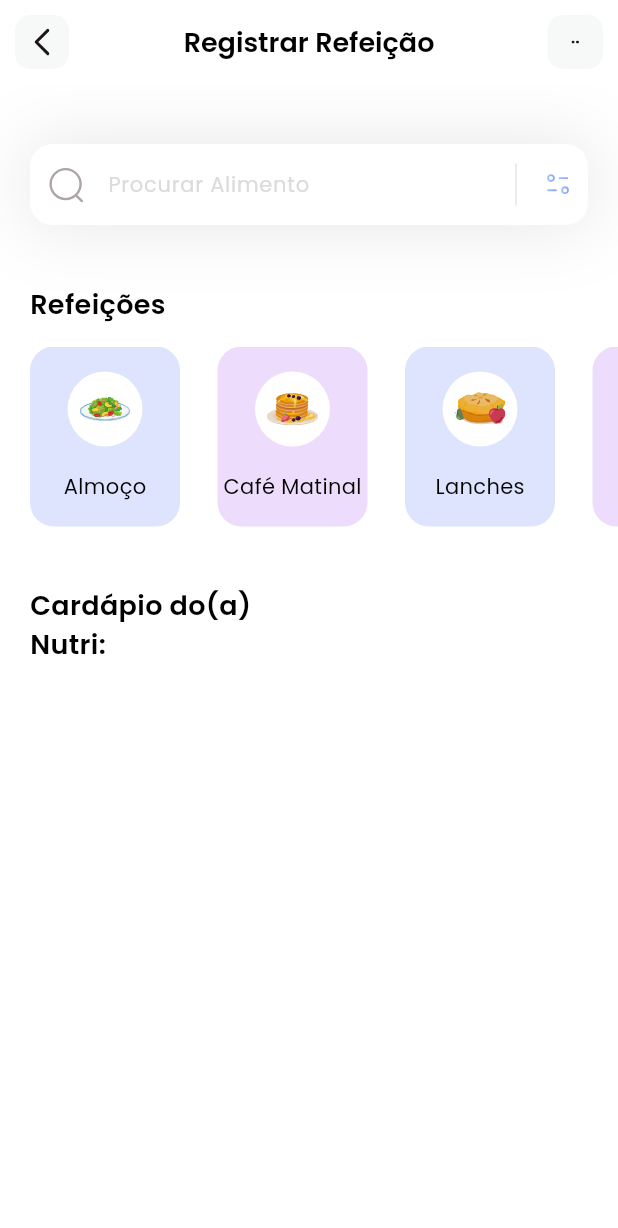
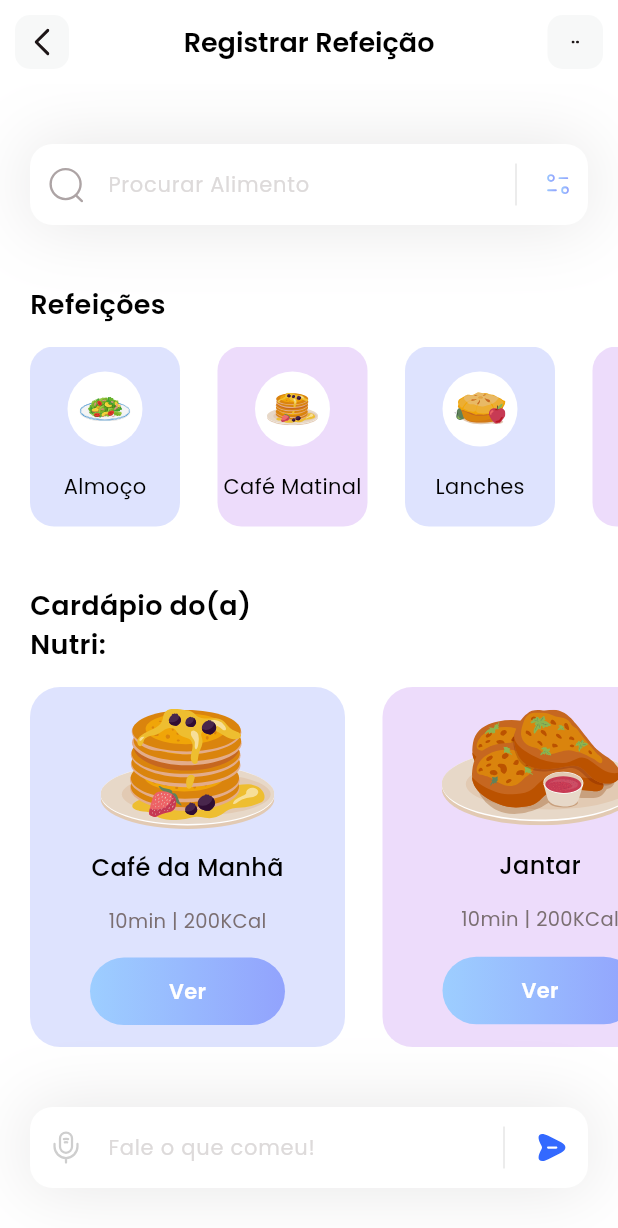
Before and after one commit to LeonardoScatolin/Grupo_16_Alimenta_AI, a Flutter app: the screen it shows after launch, on a phone screen of 412 x 824 dp. Shown: the top 1228 px of the screen. Run offline on Flutter 3.47's test engine with Material 3 defaults, Android fonts, the phone set to English and light mode, and no system bars; our stand-ins replace flutter_svg.

Commit message:
Adicionando o botão de audio e finalizando as principais caracteristicas visuais da tela de registro de Alimentos

```diff
--- a/alimenta_ai/lib/models/ver_dietanutri.dart
+++ b/alimenta_ai/lib/models/ver_dietanutri.dart
@@ -1,45 +1,55 @@
+import 'package:flutter/material.dart';
+
 class ModeloDieta {
   String name;
   String iconPath;
   String duracao;
   String calorias;
   bool viewIsSelected;
+  Color boxColor;
+
 
   ModeloDieta(
       {required this.name,
       required this.iconPath,
       required this.duracao,
       required this.calorias,
-      required this.viewIsSelected});
+      required this.viewIsSelected,
+      required this.boxColor
+      });
 
-  get boxColor => null;
+
 
   static List<ModeloDieta> getDietas() {
     List<ModeloDieta> dietas = [];
 
     dietas.add(ModeloDieta(
         name: 'Café da Manhã',
-        iconPath: 'assets/icons/pancakes.svg',
+        iconPath: 'assets/icons/pancakesGrande.svg',
         duracao: '10min',
         calorias: '200KCal',
-        viewIsSelected: true));
+        viewIsSelected: true,
+        boxColor: Color(0xff92A3FD)
+        ));
 
-    dietas.add(
-      ModeloDieta(
-          name: 'Jantar',
-          iconPath: 'assets/icons/janta.svg',
-          duracao: '10min',
-          calorias: '200KCal',
-          viewIsSelected: false));
+    dietas.add(ModeloDieta(
+        name: 'Jantar',
+        iconPath: 'assets/icons/jantaGrande.svg',
+        duracao: '10min',
+        calorias: '200KCal',
+        viewIsSelected: false,
+        boxColor: Color(0xffC58BF2)
+        ));
 
     dietas.add(ModeloDieta(
         name: 'Almoço',
-        iconPath: 'assets/icons/plate.svg',
+        iconPath: 'assets/icons/plateGrande.svg',
         duracao: '10min',
         calorias: '200KCal',
-        viewIsSelected: false));
+        viewIsSelected: false,
+        boxColor: Color(0xff92A3FD)
+        ));
 
-
-  return dietas;
+    return dietas;
   }
 }
--- a/alimenta_ai/lib/pages/home.dart
+++ b/alimenta_ai/lib/pages/home.dart
@@ -1,12 +1,11 @@
 import 'package:alimenta_ai/models/modelo_categoria.dart';
 import 'package:alimenta_ai/models/ver_dietanutri.dart';
-import 'package:flutter/foundation.dart';
 import 'package:flutter/material.dart';
 import 'package:flutter_svg/flutter_svg.dart';
 import 'package:flutter_svg/svg.dart';
 
 class HomePage extends StatefulWidget {
-  HomePage({super.key});
+  const HomePage({super.key});
 
   @override
   State<HomePage> createState() => _HomePageState();
@@ -16,6 +15,26 @@ class _HomePageState extends State<HomePage> {
   List<ModeloCategoria> categorias = [];
   List<ModeloDieta> dietas = [];
 
+  // Variável para controlar o estado de animação do botão de microfone
+  bool isRecording = false;
+  // Controlador de animação para o botão de microfone
+  double micButtonOffset = 0;
+  // FocusNode para controlar o foco do TextField
+  late FocusNode textFieldFocus;
+
+  @override
+  void initState() {
+    super.initState();
+    textFieldFocus = FocusNode();
+    getInitialInfo();
+  }
+
+  @override
+  void dispose() {
+    textFieldFocus.dispose();
+    super.dispose();
+  }
+
   void getInitialInfo() {
     categorias = ModeloCategoria.getCategorias();
     dietas = ModeloDieta.getDietas();
@@ -23,7 +42,6 @@ class _HomePageState extends State<HomePage> {
 
   @override
   Widget build(BuildContext context) {
-    getInitialInfo();
     return Scaffold(
       appBar: appbar(),
       backgroundColor: Colors.white,
@@ -38,7 +56,102 @@ class _HomePageState extends State<HomePage> {
           SizedBox(
             height: 40,
           ),
-          Column(
+          dietasNutri(),
+          searchIAField()
+        ],
+      ),
+    );
+  }
+
+  Container searchIAField() {
+    return Container(
+      margin: EdgeInsets.only(top: 40, left: 20, right: 20),
+      decoration: BoxDecoration(boxShadow: [
+        BoxShadow(
+            // ignore: deprecated_member_use
+            color: Color(0xff1D1617).withOpacity(0.11),
+            blurRadius: 40,
+            spreadRadius: 0.0)
+      ]),
+      child: TextField(
+        focusNode: textFieldFocus,
+        enabled: !isRecording, // Desabilita o TextField durante a gravação
+        decoration: InputDecoration(
+            filled: true,
+            fillColor: Colors.white,
+            contentPadding: EdgeInsets.all(15),
+            hintText: 'Fale o que comeu!',
+            hintStyle: TextStyle(color: Color(0xffDDDADA), fontSize: 14),
+            prefixIcon: Padding(
+              padding: const EdgeInsets.all(12),
+              child: Container(
+                child: Listener(
+                  onPointerDown: (event) {
+                    setState(() {
+                      if (textFieldFocus.hasFocus) {
+                        textFieldFocus.unfocus();
+                      }
+                      micButtonOffset = -10;
+                      isRecording = true;
+                      // Aqui pode adicionar código para iniciar a gravação
+                    });
+                  },
+                  onPointerUp: (event) {
+                    setState(() {
+                      micButtonOffset = 0; // Volta à posição original
+                      isRecording = false;
+                      // Aqui pode adicionar código para parar a gravação
+                    });
+                  },
+                  onPointerCancel: (event) {
+                    setState(() {
+                      micButtonOffset = 0;
+                      isRecording = false;
+                      // Aqui pode adicionar código para cancelar a gravação
+                    });
+                  },
+                  child: AnimatedContainer(
+                    duration: Duration(milliseconds: 150),
+                    transform: Matrix4.translationValues(0, micButtonOffset, 0),
+                    child: SvgPicture.asset(
+                      'assets/icons/mic.svg',
+                      color: isRecording
+                          ? Color(0xff92A3FD)
+                          : null, // Mudar cor quando estiver gravando
+                    ),
+                  ),
+                ),
+              ),
+            ),
+            suffixIcon: SizedBox(
+              width: 100,
+              child: IntrinsicHeight(
+                child: Row(
+                  mainAxisAlignment: MainAxisAlignment.end,
+                  children: [
+                    VerticalDivider(
+                      color: Colors.black,
+                      indent: 10,
+                      endIndent: 10,
+                      thickness: 0.1,
+                    ),
+                    Padding(
+                      padding: const EdgeInsets.all(12),
+                      child: SvgPicture.asset('assets/icons/enviar.svg'),
+                    ),
+                  ],
+                ),
+              ),
+            ),
+            border: OutlineInputBorder(
+                borderRadius: BorderRadius.circular(15),
+                borderSide: BorderSide.none)),
+      ),
+    );
+  }
+
+  Column dietasNutri() {
+    return Column(
       crossAxisAlignment: CrossAxisAlignment.start,
       children: [
         Padding(
@@ -46,23 +159,59 @@ class _HomePageState extends State<HomePage> {
           child: Text(
             'Cardápio do(a)\nNutri:',
             style: TextStyle(
-                      color: Colors.black,
-                      fontSize: 18,
-                      fontWeight: FontWeight.w600),
+                color: Colors.black, fontSize: 18, fontWeight: FontWeight.w600),
           ),
         ),
         SizedBox(
           height: 15,
         ),
-              Container(
+        SizedBox(
           height: 240,
           child: ListView.separated(
             itemBuilder: (context, index) {
               return Container(
                 width: 210,
                 decoration: BoxDecoration(
-                        color: dietas[index].boxColor,
-                        borderRadius: BorderRadius.circular(20)
+                    // ignore: deprecated_member_use
+                    color: dietas[index].boxColor.withOpacity(0.3),
+                    borderRadius: BorderRadius.circular(20)),
+                child: Column(
+                  mainAxisAlignment: MainAxisAlignment.spaceEvenly,
+                  children: [
+                    SvgPicture.asset(dietas[index].iconPath),
+                    Text(
+                      dietas[index].name,
+                      style: TextStyle(
+                        fontWeight: FontWeight.w500,
+                        color: Colors.black,
+                        fontSize: 16,
+                      ),
+                    ),
+                    Text(
+                      '${dietas[index].duracao} | ${dietas[index].calorias}',
+                      style: TextStyle(
+                          color: Color(0xff7B6F72),
+                          fontSize: 13,
+                          fontWeight: FontWeight.w400),
+                    ),
+                    Container(
+                      height: 45,
+                      width: 130,
+                      decoration: BoxDecoration(
+                          gradient: LinearGradient(
+                              colors: [Color(0xff9DCEFF), Color(0xff92A3FD)]),
+                          borderRadius: BorderRadius.circular(50)),
+                      child: Center(
+                        child: Text(
+                          'Ver',
+                          style: TextStyle(
+                              color: Colors.white,
+                              fontWeight: FontWeight.w600,
+                              fontSize: 14),
+                        ),
+                      ),
+                    )
+                  ],
                 ),
               );
             },
@@ -71,12 +220,10 @@ class _HomePageState extends State<HomePage> {
             ),
             itemCount: dietas.length,
             scrollDirection: Axis.horizontal,
+            padding: EdgeInsets.only(left: 20, right: 20),
           ),
         )
       ],
-          )
-        ],
-      ),
     );
   }
 
@@ -95,7 +242,7 @@ class _HomePageState extends State<HomePage> {
         SizedBox(
           height: 15,
         ),
-        Container(
+        SizedBox(
           height: 120,
           child: ListView.separated(
             itemCount: categorias.length,
@@ -108,6 +255,7 @@ class _HomePageState extends State<HomePage> {
               return Container(
                 width: 100,
                 decoration: BoxDecoration(
+                    // ignore: deprecated_member_use
                     color: categorias[index].boxColor.withOpacity(0.3),
                     borderRadius: BorderRadius.circular(16)),
                 child: Column(
@@ -145,11 +293,13 @@ class _HomePageState extends State<HomePage> {
       margin: EdgeInsets.only(top: 40, left: 20, right: 20),
       decoration: BoxDecoration(boxShadow: [
         BoxShadow(
+            // ignore: deprecated_member_use
             color: Color(0xff1D1617).withOpacity(0.11),
             blurRadius: 40,
             spreadRadius: 0.0)
       ]),
       child: TextField(
+        focusNode: textFieldFocus,
         decoration: InputDecoration(
             filled: true,
             fillColor: Colors.white,
@@ -160,7 +310,7 @@ class _HomePageState extends State<HomePage> {
               padding: const EdgeInsets.all(12),
               child: SvgPicture.asset('assets/icons/Search.svg'),
             ),
-            suffixIcon: Container(
+            suffixIcon: SizedBox(
               width: 100,
               child: IntrinsicHeight(
                 child: Row(
@@ -202,14 +352,14 @@ class _HomePageState extends State<HomePage> {
         child: Container(
           margin: EdgeInsets.all(10),
           alignment: Alignment.center,
+          decoration: BoxDecoration(
+              color: Color(0xffF7F8F8),
+              borderRadius: BorderRadius.circular(10)),
           child: SvgPicture.asset(
             'assets/icons/seta_esquerda.svg',
             height: 20,
             width: 20,
           ),
-          decoration: BoxDecoration(
-              color: Color(0xffF7F8F8),
-              borderRadius: BorderRadius.circular(10)),
         ),
       ),
       actions: [
@@ -219,14 +369,14 @@ class _HomePageState extends State<HomePage> {
             margin: EdgeInsets.all(10),
             alignment: Alignment.center,
             width: 37,
+            decoration: BoxDecoration(
+                color: Color(0xffF7F8F8),
+                borderRadius: BorderRadius.circular(10)),
             child: SvgPicture.asset(
               'assets/icons/dots.svg',
               height: 5,
               width: 5,
             ),
-            decoration: BoxDecoration(
-                color: Color(0xffF7F8F8),
-                borderRadius: BorderRadius.circular(10)),
           ),
         )
       ],
```
Also changed, not shown: alimenta_ai/assets/icons/enviar.svg (added), alimenta_ai/assets/icons/jantaGrande.svg (added), alimenta_ai/assets/icons/mic.svg (added), alimenta_ai/assets/icons/pancakesGrande.svg (added), alimenta_ai/assets/icons/plateGrande.svg (added), alimenta_ai/pubspec.lock. Lines whose indentation alone changed are shown as unchanged.
